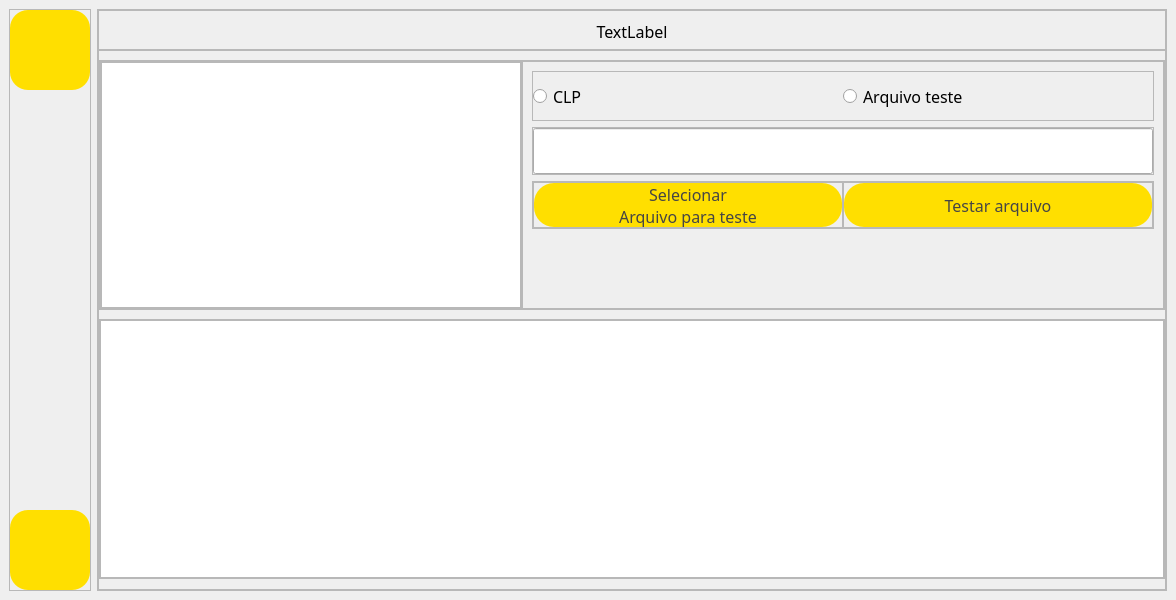
Before: the Qt Designer form coord_filter_to_plc/ui/gui.ui in MayconTechnoFlex/sousmile-coord-filter, drawn with Qt 5.
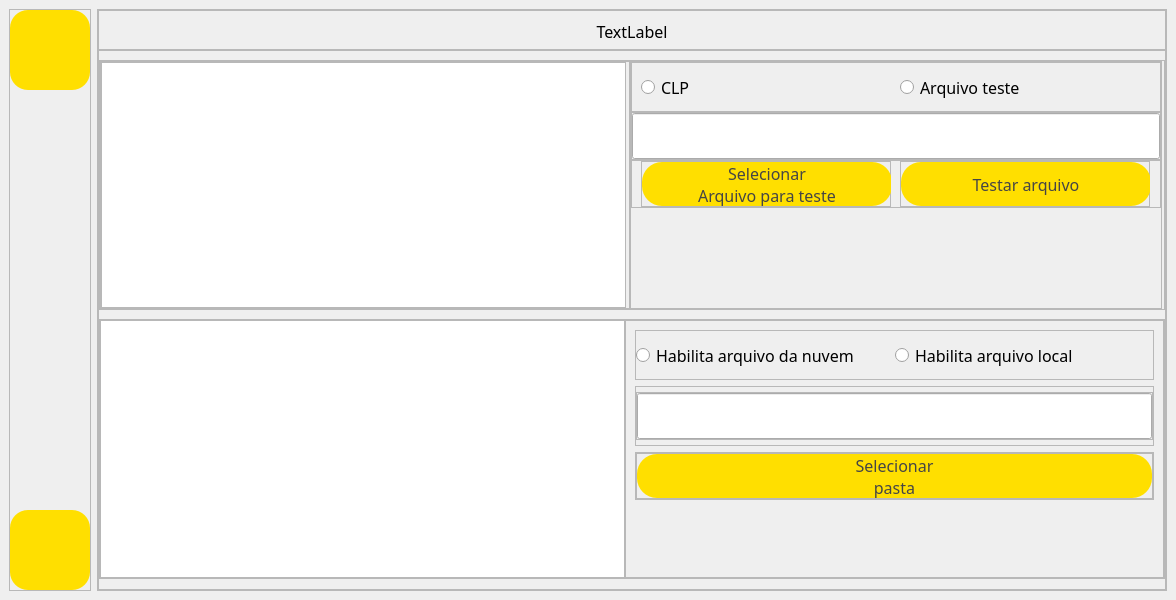
After: the same form once the commit is applied. Icons and pictures are not drawn.

```diff
--- a/coord_filter_to_plc/ui/gui.ui
+++ b/coord_filter_to_plc/ui/gui.ui
@@ -310,9 +310,15 @@
                  </property>
                  <item>
                   <widget class="QFrame" name="frame_17">
+                   <property name="minimumSize">
+                    <size>
+                     <width>530</width>
+                     <height>0</height>
+                    </size>
+                   </property>
                    <property name="maximumSize">
                     <size>
-                     <width>500</width>
+                     <width>530</width>
                      <height>16777215</height>
                     </size>
                    </property>
@@ -339,13 +345,38 @@
                      <number>0</number>
                     </property>
                     <item>
-                     <widget class="QGraphicsView" name="graphicsView"/>
+                     <widget class="QGraphicsView" name="graphicsView">
+                      <property name="minimumSize">
+                       <size>
+                        <width>525</width>
+                        <height>0</height>
+                       </size>
+                      </property>
+                      <property name="maximumSize">
+                       <size>
+                        <width>525</width>
+                        <height>16777215</height>
+                       </size>
+                      </property>
+                     </widget>
                     </item>
                    </layout>
                   </widget>
                  </item>
                  <item>
                   <widget class="QFrame" name="frame_18">
+                   <property name="minimumSize">
+                    <size>
+                     <width>532</width>
+                     <height>0</height>
+                    </size>
+                   </property>
+                   <property name="maximumSize">
+                    <size>
+                     <width>532</width>
+                     <height>16777215</height>
+                    </size>
+                   </property>
                    <property name="frameShape">
                     <enum>QFrame::StyledPanel</enum>
                    </property>
@@ -353,6 +384,21 @@
                     <enum>QFrame::Raised</enum>
                    </property>
                    <layout class="QVBoxLayout" name="verticalLayout_17">
+                    <property name="spacing">
+                     <number>0</number>
+                    </property>
+                    <property name="leftMargin">
+                     <number>0</number>
+                    </property>
+                    <property name="topMargin">
+                     <number>0</number>
+                    </property>
+                    <property name="rightMargin">
+                     <number>0</number>
+                    </property>
+                    <property name="bottomMargin">
+                     <number>0</number>
+                    </property>
                     <item>
                      <widget class="QFrame" name="frame_19">
                       <property name="minimumSize">
@@ -399,13 +445,13 @@
                          </property>
                          <property name="minimumSize">
                           <size>
-                           <width>310</width>
+                           <width>250</width>
                            <height>0</height>
                           </size>
                          </property>
                          <property name="maximumSize">
                           <size>
-                           <width>310</width>
+                           <width>250</width>
                            <height>16777215</height>
                           </size>
                          </property>
@@ -430,13 +476,13 @@
                          </property>
                          <property name="minimumSize">
                           <size>
-                           <width>310</width>
+                           <width>250</width>
                            <height>0</height>
                           </size>
                          </property>
                          <property name="maximumSize">
                           <size>
-                           <width>310</width>
+                           <width>250</width>
                            <height>16777215</height>
                           </size>
                          </property>
@@ -498,6 +544,12 @@
                            <verstretch>0</verstretch>
                           </sizepolicy>
                          </property>
+                         <property name="maximumSize">
+                          <size>
+                           <width>528</width>
+                           <height>16777215</height>
+                          </size>
+                         </property>
                          <property name="font">
                           <font>
                            <family>Equinox Bold</family>
@@ -549,7 +601,7 @@
                         <widget class="QFrame" name="frame_22">
                          <property name="maximumSize">
                           <size>
-                           <width>345</width>
+                           <width>250</width>
                            <height>16777215</height>
                           </size>
                          </property>
@@ -595,6 +647,18 @@
                               <verstretch>0</verstretch>
                              </sizepolicy>
                             </property>
+                            <property name="minimumSize">
+                             <size>
+                              <width>250</width>
+                              <height>0</height>
+                             </size>
+                            </property>
+                            <property name="maximumSize">
+                             <size>
+                              <width>250</width>
+                              <height>16777215</height>
+                             </size>
+                            </property>
                             <property name="font">
                              <font>
                               <family>Equinox Bold</family>
@@ -612,6 +676,12 @@
                        </item>
                        <item>
                         <widget class="QFrame" name="frame_23">
+                         <property name="maximumSize">
+                          <size>
+                           <width>250</width>
+                           <height>16777215</height>
+                          </size>
+                         </property>
                          <property name="styleSheet">
                           <string notr="true">QPushButton{
 background-color: #ffdf00;
@@ -654,6 +724,18 @@
                               <verstretch>0</verstretch>
                              </sizepolicy>
                             </property>
+                            <property name="minimumSize">
+                             <size>
+                              <width>250</width>
+                              <height>0</height>
+                             </size>
+                            </property>
+                            <property name="maximumSize">
+                             <size>
+                              <width>250</width>
+                              <height>16777215</height>
+                             </size>
+                            </property>
                             <property name="font">
                              <font>
                               <family>Equinox Bold</family>
@@ -704,7 +786,7 @@
                 <property name="frameShadow">
                  <enum>QFrame::Raised</enum>
                 </property>
-                <layout class="QVBoxLayout" name="verticalLayout_5">
+                <layout class="QHBoxLayout" name="horizontalLayout_5">
                  <property name="spacing">
                   <number>0</number>
                  </property>
@@ -728,32 +810,25 @@
                      <height>250</height>
                     </size>
                    </property>
+                   <property name="maximumSize">
+                    <size>
+                     <width>525</width>
+                     <height>16777215</height>
+                    </size>
+                   </property>
                   </widget>
                  </item>
-                </layout>
-               </widget>
-              </item>
-             </layout>
-            </widget>
-            <widget class="QWidget" name="config_screen">
-             <layout class="QVBoxLayout" name="verticalLayout_7">
-              <property name="spacing">
-               <number>0</number>
-              </property>
-              <property name="leftMargin">
-               <number>0</number>
-              </property>
-              <property name="topMargin">
-               <number>0</number>
-              </property>
-              <property name="rightMargin">
-               <number>0</number>
-              </property>
-              <property name="bottomMargin">
-               <number>0</number>
-              </property>
-              <item alignment="Qt::AlignTop">
-               <widget class="QFrame" name="frame_7">
+                 <item>
+                  <widget class="QFrame" name="frame_9">
+                   <property name="frameShape">
+                    <enum>QFrame::StyledPanel</enum>
+                   </property>
+                   <property name="frameShadow">
+                    <enum>QFrame::Raised</enum>
+                   </property>
+                   <layout class="QVBoxLayout" name="verticalLayout_5">
+                    <item>
+                     <widget class="QFrame" name="frame_15">
                 <property name="minimumSize">
                  <size>
                   <width>0</width>
@@ -780,7 +855,7 @@
                 <property name="frameShadow">
                  <enum>QFrame::Raised</enum>
                 </property>
-                <layout class="QHBoxLayout" name="horizontalLayout_2">
+                      <layout class="QHBoxLayout" name="horizontalLayout_10">
                  <property name="spacing">
                   <number>0</number>
                  </property>
@@ -796,31 +871,6 @@
                  <property name="bottomMargin">
                   <number>0</number>
                  </property>
-                 <item>
-                  <widget class="QLabel" name="ico_cloud">
-                   <property name="enabled">
-                    <bool>true</bool>
-                   </property>
-                   <property name="minimumSize">
-                    <size>
-                     <width>50</width>
-                     <height>48</height>
-                    </size>
-                   </property>
-                   <property name="maximumSize">
-                    <size>
-                     <width>50</width>
-                     <height>16777215</height>
-                    </size>
-                   </property>
-                   <property name="text">
-                    <string/>
-                   </property>
-                   <property name="pixmap">
-                    <pixmap resource="icons.qrc">:/icons/assets/baseline_cloud_done_black_48dp.png</pixmap>
-                   </property>
-                  </widget>
-                 </item>
                  <item>
                   <widget class="QRadioButton" name="rb_cloud_file">
                    <property name="sizePolicy">
@@ -831,7 +881,7 @@
                    </property>
                    <property name="minimumSize">
                     <size>
-                     <width>310</width>
+                           <width>220</width>
                      <height>0</height>
                     </size>
                    </property>
@@ -862,7 +912,7 @@
                    </property>
                    <property name="minimumSize">
                     <size>
-                     <width>310</width>
+                           <width>220</width>
                      <height>0</height>
                     </size>
                    </property>
@@ -887,7 +937,7 @@
                </widget>
               </item>
               <item>
-               <widget class="QFrame" name="frame_8">
+                     <widget class="QFrame" name="frame_11">
                 <property name="minimumSize">
                  <size>
                   <width>0</width>
@@ -914,7 +964,7 @@
                 <property name="frameShadow">
                  <enum>QFrame::Raised</enum>
                 </property>
-                <layout class="QHBoxLayout" name="horizontalLayout_3">
+                      <layout class="QHBoxLayout" name="horizontalLayout_6">
                  <property name="spacing">
                   <number>0</number>
                  </property>
@@ -931,7 +981,7 @@
                   <number>0</number>
                  </property>
                  <item>
-                  <widget class="QFrame" name="frame_10">
+                        <widget class="QFrame" name="frame_14">
                    <property name="minimumSize">
                     <size>
                      <width>0</width>
@@ -950,7 +1000,7 @@
                    <property name="frameShadow">
                     <enum>QFrame::Raised</enum>
                    </property>
-                   <layout class="QVBoxLayout" name="verticalLayout_10">
+                         <layout class="QVBoxLayout" name="verticalLayout_12">
                     <property name="spacing">
                      <number>0</number>
                     </property>
@@ -989,7 +1039,7 @@
                </widget>
               </item>
               <item>
-               <widget class="QFrame" name="frame_12">
+                     <widget class="QFrame" name="frame_16">
                 <property name="minimumSize">
                  <size>
                   <width>0</width>
@@ -1008,7 +1058,7 @@
                 <property name="frameShadow">
                  <enum>QFrame::Raised</enum>
                 </property>
-                <layout class="QHBoxLayout" name="horizontalLayout_4">
+                      <layout class="QHBoxLayout" name="horizontalLayout_11">
                  <property name="spacing">
                   <number>0</number>
                  </property>
@@ -1025,7 +1075,7 @@
                   <number>0</number>
                  </property>
                  <item>
-                  <widget class="QFrame" name="frame_13">
+                        <widget class="QFrame" name="frame_24">
                    <property name="enabled">
                     <bool>true</bool>
                    </property>
@@ -1050,7 +1100,7 @@
                    <property name="frameShadow">
                     <enum>QFrame::Raised</enum>
                    </property>
-                   <layout class="QVBoxLayout" name="verticalLayout_11">
+                         <layout class="QVBoxLayout" name="verticalLayout_18">
                     <property name="spacing">
                      <number>0</number>
                     </property>
@@ -1096,18 +1146,43 @@
                </widget>
               </item>
               <item>
-               <spacer name="verticalSpacer">
+                     <spacer name="verticalSpacer_4">
                 <property name="orientation">
                  <enum>Qt::Vertical</enum>
                 </property>
                 <property name="sizeHint" stdset="0">
                  <size>
                   <width>30</width>
-                  <height>60</height>
+                        <height>59</height>
                  </size>
                 </property>
                </spacer>
               </item>
+                   </layout>
+                  </widget>
+                 </item>
+                </layout>
+               </widget>
+              </item>
+             </layout>
+            </widget>
+            <widget class="QWidget" name="config_screen">
+             <layout class="QVBoxLayout" name="verticalLayout_7">
+              <property name="spacing">
+               <number>0</number>
+              </property>
+              <property name="leftMargin">
+               <number>0</number>
+              </property>
+              <property name="topMargin">
+               <number>0</number>
+              </property>
+              <property name="rightMargin">
+               <number>0</number>
+              </property>
+              <property name="bottomMargin">
+               <number>0</number>
+              </property>
              </layout>
             </widget>
            </widget>
```
Lines whose indentation alone changed are shown as unchanged.
